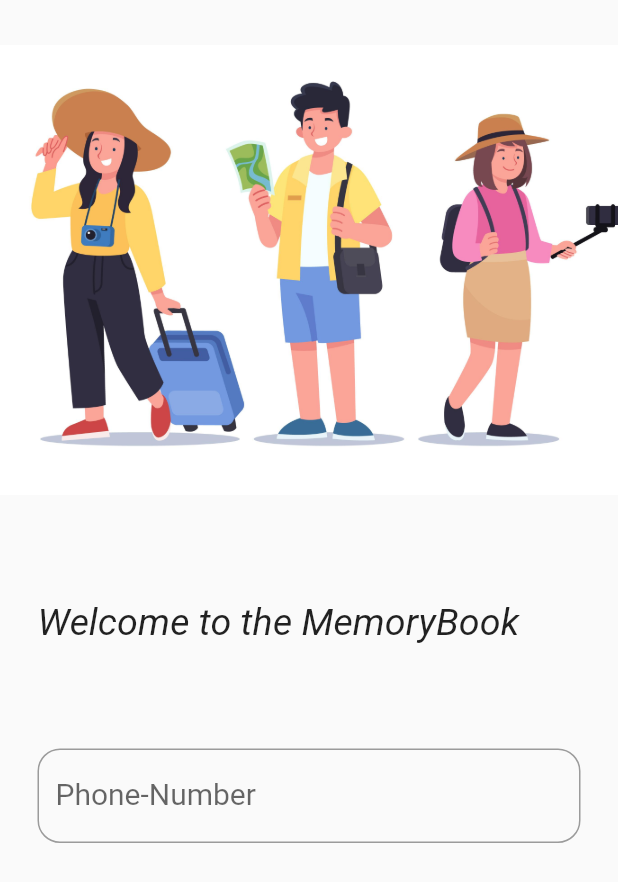
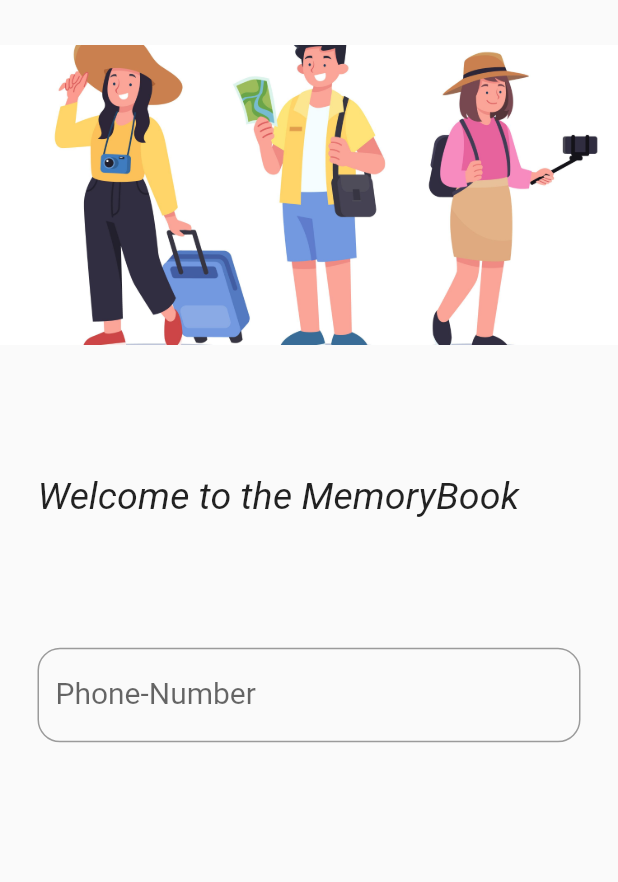
Before and after one commit to Smith1920/hotel, a Flutter app: the screen it shows after launch, on a phone screen of 412 x 824 dp. Shown: the top 882 px of the screen. Run offline on Flutter 3.47's test engine with Material 2 defaults, Android fonts, the phone set to English and light mode, and no system bars; our stand-ins replace dio, flutter_bloc.

Commit message:
UI Updation

```diff
--- a/lib/features/authentication/cubit/authentication_cubit.dart
+++ b/lib/features/authentication/cubit/authentication_cubit.dart
@@ -1,5 +1,6 @@
 import 'package:flutter_bloc/flutter_bloc.dart';
 import 'package:hotel/features/authentication/cubit/authentication_state.dart';
+
 import '../repository/authentication_repository.dart';
 
 class AuthenticationCubit extends Cubit<AuthenticationState> {
@@ -17,4 +18,18 @@ class AuthenticationCubit extends Cubit<AuthenticationState> {
       emit(AuthenticationRegisterError('Something went wrong.'));
     }
   }
+
+  bool showButton(int length) {
+    if (length == 10) {
+      emit(AuthenticationShowButton(true));
+      return true;
+    } else {
+      emit(AuthenticationShowButton(false));
+      return false;
+    }
+  }
+
+  void setState(AuthenticationState state) {
+    emit(state);
+  }
 }
--- a/lib/features/authentication/cubit/authentication_state.dart
+++ b/lib/features/authentication/cubit/authentication_state.dart
@@ -1,5 +1,3 @@
-
-
 abstract class AuthenticationState {}
 
 class AuthenticationInitial extends AuthenticationState {}
@@ -15,3 +13,8 @@ class AuthenticationRegisterError extends AuthenticationState {
   AuthenticationRegisterError(this.msg);
   String msg;
 }
+
+class AuthenticationShowButton extends AuthenticationState {
+  AuthenticationShowButton(this.isActive);
+  bool isActive = false;
+}
--- a/lib/features/authentication/screens/register.dart
+++ b/lib/features/authentication/screens/register.dart
@@ -1,6 +1,13 @@
+// ignore_for_file: must_be_immutable
+
 import 'package:flutter/material.dart';
+import 'package:flutter/services.dart';
+import 'package:flutter_bloc/flutter_bloc.dart';
+import 'package:hotel/features/authentication/cubit/authentication_cubit.dart';
+
 import 'package:hotel/features/authentication/widgets/show_button.dart';
-import 'package:hotel/home_page.dart';
+
+import '../cubit/authentication_state.dart';
 
 class Register extends StatefulWidget {
   const Register({super.key});
@@ -10,13 +17,28 @@ class Register extends StatefulWidget {
 }
 
 class _RegisterState extends State<Register> {
-  bool isActive = false;
-  bool isLoading = false;
-  ValueNotifier<TextEditingController> phoneNumber =
-      ValueNotifier<TextEditingController>(TextEditingController());
+  final _key = GlobalKey<FormState>();
+
+  bool isChange = false;
+
+  AuthenticationCubit? authenticationCubit;
+
+  final _phoneNumber = TextEditingController();
+
+  void saveItem() {
+    _key.currentState?.validate();
+  }
+
+  @override
+  void initState() {
+    authenticationCubit = BlocProvider.of<AuthenticationCubit>(context);
+    super.initState();
+  }
 
   @override
   Widget build(BuildContext context) {
+    return BlocBuilder<AuthenticationCubit, AuthenticationState>(
+        builder: (context, state) {
       return Scaffold(
         body: SingleChildScrollView(
           child: SizedBox(
@@ -29,7 +51,7 @@ class _RegisterState extends State<Register> {
                 ),
                 Image.asset(
                   "assets/images/5831236.jpg",
-                height: 300,
+                  height: 200,
                   width: double.infinity,
                   fit: BoxFit.cover,
                 ),
@@ -56,9 +78,30 @@ class _RegisterState extends State<Register> {
                   child: Container(
                     margin: const EdgeInsets.symmetric(horizontal: 25),
                     child: Form(
+                      key: _key,
                       child: TextFormField(
+                        inputFormatters: [
+                          LengthLimitingTextInputFormatter(11),
+                        ],
+                        validator: (value) {
+                          if (value?.length != 10) {
+                            return 'Number must be 10-Digits';
+                          }
+                          return null;
+                        },
+                        onChanged: (value) {
+                          if (value.length == 10) {
+                            isChange = true;
+
+                            FocusManager.instance.primaryFocus?.unfocus();
+                            _phoneNumber.text = value;
+                          } else {
+                            isChange = false;
+                            authenticationCubit?.showButton(value.length);
+                          }
+                        },
                         keyboardType: TextInputType.number,
-                      controller: phoneNumber.value,
+                        controller: _phoneNumber,
                         textAlign: TextAlign.start,
                         style: const TextStyle(fontSize: 20),
                         decoration: const InputDecoration(
@@ -75,28 +118,23 @@ class _RegisterState extends State<Register> {
                     ),
                   ),
                 ),
-              const SizedBox(
-                height: 15,
-              ),
-              ValueListenableBuilder(
-                valueListenable: phoneNumber,
-                builder: (context, value, child) {
-                  if (value.text.length >= 10) {
-                    return const CustomButton();
-                  } else {
-                    return const SizedBox(
+                authenticationCubit?.showButton(_phoneNumber.text.length) ??
+                        false
+                    ? const CustomButton()
+                    : const SizedBox(
                         height: 10,
-                    );
-                  }
-                },
                       ),
                 const Spacer(
                   flex: 1,
-              )
+                ),
+                Padding(
+                    padding: EdgeInsets.only(
+                        bottom: MediaQuery.of(context).viewInsets.bottom))
               ],
             ),
           ),
         ),
       );
+    });
   }
 }
--- a/lib/main.dart
+++ b/lib/main.dart
@@ -1,8 +1,17 @@
 import 'package:flutter/material.dart';
+import 'package:flutter_bloc/flutter_bloc.dart';
+import 'package:hotel/features/authentication/cubit/authentication_cubit.dart';
+import 'package:hotel/features/authentication/cubit/authentication_state.dart';
 import 'package:hotel/features/authentication/screens/register.dart';
 
 void main() {
-  runApp(const MyApp());
+  runApp(MultiBlocProvider(providers: [
+    BlocProvider(
+      create: (context) => AuthenticationCubit(
+        AuthenticationInitial(),
+      ),
+    )
+  ], child: const MyApp()));
 }
 
 class MyApp extends StatelessWidget {
@@ -17,7 +26,7 @@ class MyApp extends StatelessWidget {
       theme: ThemeData(
         primarySwatch: Colors.blue,
       ),
-      home: const Register(),
+      home: Register(),
     );
   }
 }
```
Also changed, not shown: lib/features/authentication/widgets/show_button.dart (+21 -2 lines). Lines whose indentation alone changed are shown as unchanged.
